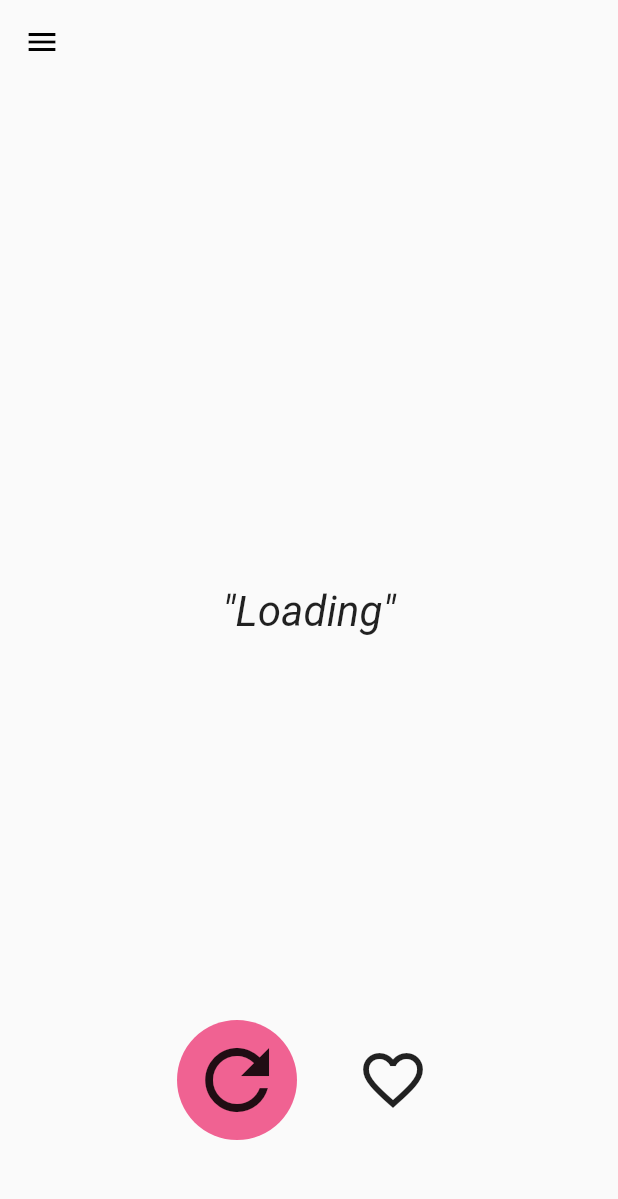
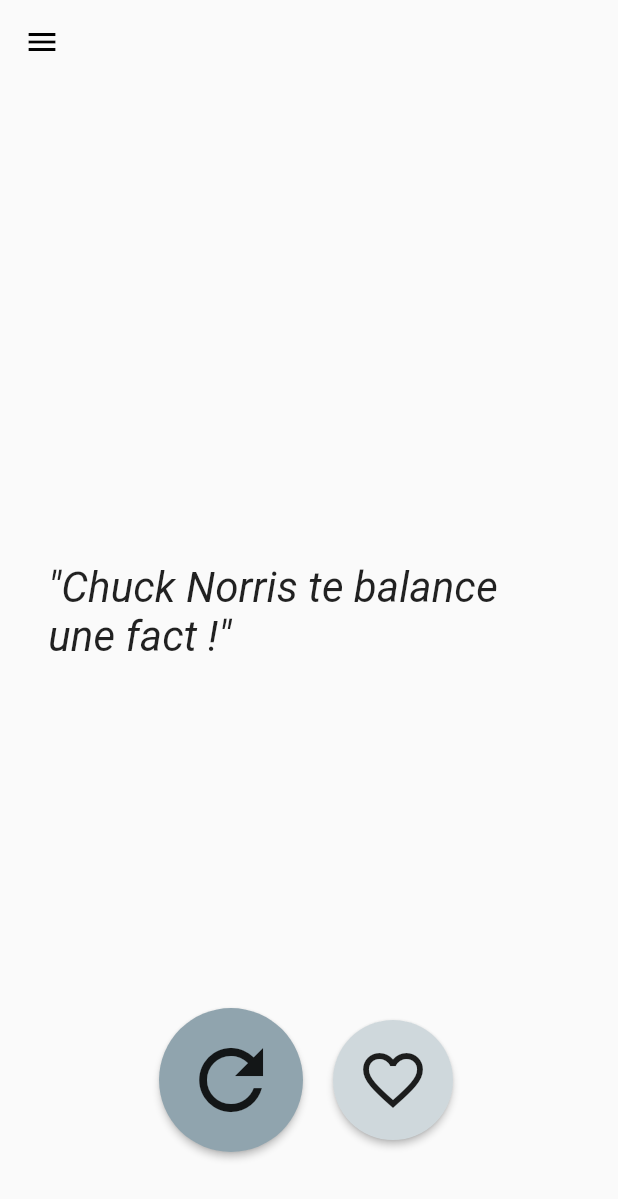
Before and after one commit to ccreusot/FunFacts, a Flutter app: the screen it shows after launch, after a tap on the "favorite outline" icon, on a phone screen of 412 x 824 dp. Shown: the top 1199 px of the screen. Run offline on Flutter 3.47's test engine with Material 2 defaults, Android fonts, the phone set to English and light mode, and no system bars; our stand-ins replace html_unescape, shared_preferences; network calls fail.

Commit message:
Add favorite list and save favorite in shared preference...

```diff
--- a/lib/home_page.dart
+++ b/lib/home_page.dart
@@ -2,6 +2,7 @@ import 'package:flutter/material.dart';
 import 'dart:convert';
 import 'package:http/http.dart' as http;
 import 'package:html_unescape/html_unescape.dart';
+import 'package:shared_preferences/shared_preferences.dart';
 
 class HomePage extends StatefulWidget {
   const HomePage({Key key}) : super(key: key);
@@ -11,7 +12,7 @@ class HomePage extends StatefulWidget {
 }
 
 class _HomePage extends State<HomePage> {
-  String fact = "Loading";
+  String fact = "Chuck Norris te balance une fact !";
 
   @override
   void initState() {
@@ -25,9 +26,15 @@ class _HomePage extends State<HomePage> {
         appBar: AppBar(
           backgroundColor: Theme.of(context).canvasColor,
           elevation: 0,
-          leading: IconButton(icon: Icon(Icons.menu, color: Colors.black,), onPressed: () => {}),
+          leading: IconButton(
+              icon: Icon(
+                Icons.menu,
+                color: Colors.black,
               ),
-        body: Container(
+              onPressed: () => {Navigator.pushNamed(context, "/favorites")}),
+        ),
+        body: Builder(builder: (BuildContext context) {
+          return Container(
               padding: const EdgeInsets.all(32),
               child: Stack(
                 children: <Widget>[
@@ -48,36 +55,45 @@ class _HomePage extends State<HomePage> {
                         mainAxisAlignment: MainAxisAlignment.center,
                         children: <Widget>[
                           Padding(
+                            padding: const EdgeInsets.all(8.0),
+                            child: RawMaterialButton(
+                              child: Icon(
+                                Icons.refresh,
+                                size: 64.0,
+                              ),
+                              onPressed: _reloadRandomFact,
+                              shape: CircleBorder(),
+                              elevation: 2.0,
+                              fillColor: Colors.blueGrey[300],
                               padding: const EdgeInsets.all(16.0),
-                        child: Container(
-                          decoration: BoxDecoration(shape: BoxShape.circle, color: Colors.pink[300]),
-                          child: IconButton(
-                            icon: Icon(Icons.refresh),
-                            iconSize: 64.0,
-                            onPressed: _reloadRandomFact,
-                          ),
                             ),
                           ),
                           Padding(
+                            padding: const EdgeInsets.all(8.0),
+                            child: RawMaterialButton(
+                              child: Icon(
+                                Icons.favorite_border,
+                                size: 48.0,
+                              ),
+                              shape: CircleBorder(),
+                              elevation: 2.0,
+                              fillColor: Colors.blueGrey[100],
                               padding: const EdgeInsets.all(16.0),
-                        child: IconButton(
-                          icon: Icon(Icons.favorite_border),
-                          iconSize: 48.0,
-                          onPressed: () => {},
+                              onPressed: () => _saveFact(context),
                             ),
                           )
                         ],
-                  )
-                ),
+                      )),
                 ],
-            )));
+              ));
+        }));
   }
 
   void _reloadRandomFact() {
     _loadRandomFact();
   }
 
-  _loadRandomFact() async {
+  void _loadRandomFact() async {
     String url =
         "https://www.chucknorrisfacts.fr/api/get?data=tri:alea;type:txt;nb:1";
     http.Response response = await http.get(url);
@@ -87,4 +103,18 @@ class _HomePage extends State<HomePage> {
       fact = unescape.convert(body[0]['fact']);
     });
   }
+
+  void _saveFact(BuildContext context) async {
+    SharedPreferences prefs = await SharedPreferences.getInstance();
+    var facts = prefs.getStringList("favorite_facts") ?? List<String>();
+    var found = facts.singleWhere((item) => fact == item, orElse: () => null);
+    if (found == null) {
+      facts.add(fact);
+    } else {
+      final snackbar = SnackBar(
+          content: Text("Chuck Norris ne sauvegarde jamais la même fact..."));
+      Scaffold.of(context).showSnackBar(snackbar);
     }
+    await prefs.setStringList("favorite_facts", facts);
+  }
+}
--- a/lib/main.dart
+++ b/lib/main.dart
@@ -1,3 +1,4 @@
+import 'package:chucknorris_fact/favorite_facts.dart';
 import 'package:chucknorris_fact/home_page.dart';
 import 'package:flutter/material.dart';
 
@@ -22,6 +23,9 @@ class MyApp extends StatelessWidget {
         primarySwatch: Colors.blue,
       ),
       home: HomePage(),
+      routes: {
+        "/favorites": (BuildContext context) => FavoriteFacts(),
+      },
     );
   }
 }
--- a/pubspec.yaml
+++ b/pubspec.yaml
@@ -17,6 +17,7 @@ dependencies:
     sdk: flutter
   http: ^0.11.3+16
   html_unescape: ^1.0.1+2
+  shared_preferences: ^0.5.1+1
 
   # The following adds the Cupertino Icons font to your application.
   # Use with the CupertinoIcons class for iOS style icons.
```
Also changed, not shown: lib/favorite_facts.dart (added, +70 -0 lines). Lines whose indentation alone changed are shown as unchanged.
